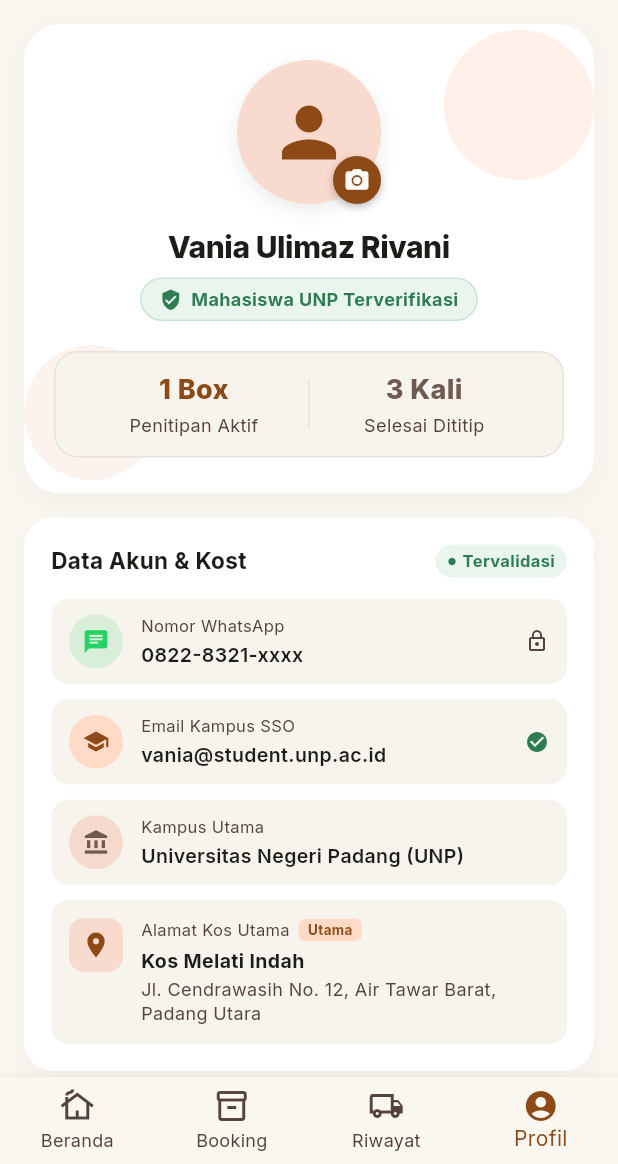
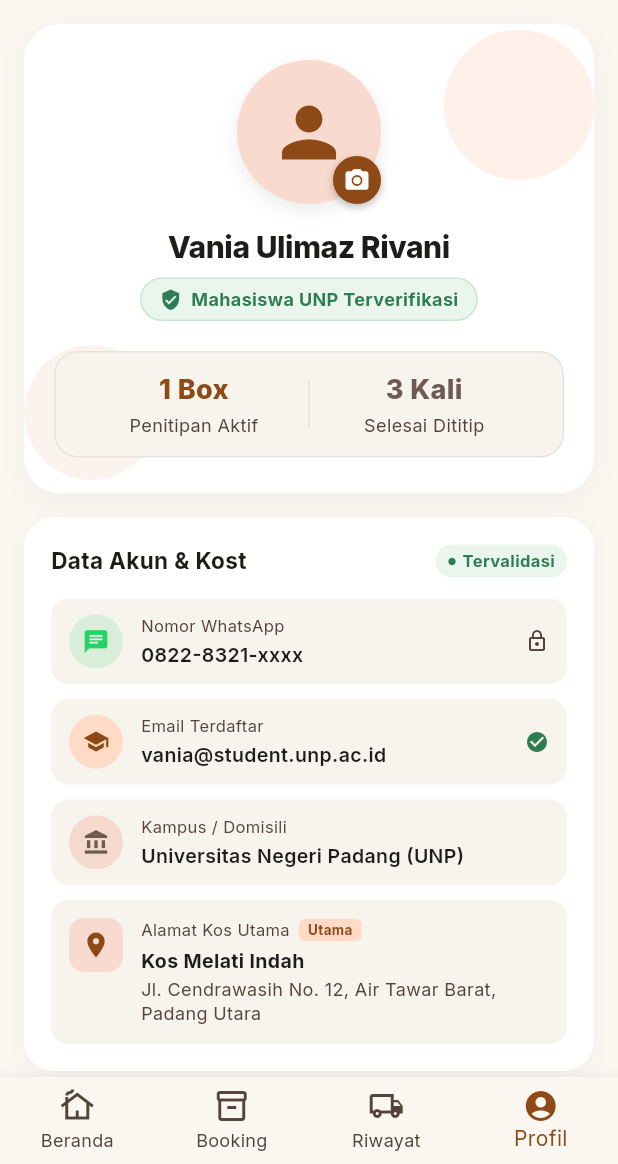
Before and after one commit to VaniaUlimazRivani/kosinaja-flutter, a Flutter app: the ProfileScreen screen opened by its route, on a phone screen of 412 x 824 dp, the part 72-1236 px from its top. Run offline on Flutter 3.47's test engine with Material 3 defaults, Android fonts, the phone set to English and light mode, and no system bars; our stand-ins replace google_fonts; network calls fail.

Commit message:
feat(ui): hubungkan profil dan header beranda dengan data sesi pengguna api

```diff
--- a/lib/screens/profile/profile_screen.dart
+++ b/lib/screens/profile/profile_screen.dart
@@ -1,5 +1,6 @@
 import 'package:flutter/material.dart';
 import 'package:url_launcher/url_launcher.dart';
+import '../../core/services/api_service.dart';
 import '../../core/theme/app_colors.dart';
 
 class ProfileScreen extends StatefulWidget {
@@ -10,6 +11,26 @@ class ProfileScreen extends StatefulWidget {
 }
 
 class _ProfileScreenState extends State<ProfileScreen> {
+  Map<String, dynamic>? _stats;
+
+  @override
+  void initState() {
+    super.initState();
+    _loadProfileStats();
+  }
+
+  Future<void> _loadProfileStats() async {
+    if (ApiService.currentUser == null) return;
+    final res = await ApiService.getProfile();
+    if (mounted) {
+      setState(() {
+        if (res['success'] == true) {
+          _stats = res['stats'];
+        }
+      });
+    }
+  }
+
   // Contact WhatsApp launcher helper
   Future<void> _openWhatsAppSupport() async {
     final uri = Uri.parse('https://wa.me/6282283217789?text=Halo%20Admin%20KosinAja%2C%20saya%20butuh%20bantuan%20terkait%20akun%20mahasiswa%20saya.');
@@ -523,6 +544,7 @@ class _ProfileScreenState extends State<ProfileScreen> {
                         height: 46,
                         child: ElevatedButton(
                           onPressed: () {
+                            ApiService.logout();
                             Navigator.pop(context);
                             Navigator.pushNamedAndRemoveUntil(
                               context,
@@ -753,9 +775,9 @@ class _ProfileScreenState extends State<ProfileScreen> {
                         const SizedBox(height: 14),
 
                         // User Name
-                        const Text(
-                          'Vania Ulimaz Rivani',
-                          style: TextStyle(
+                        Text(
+                          ApiService.currentUser?.nama ?? 'Vania Ulimaz Rivani',
+                          style: const TextStyle(
                             fontSize: 20,
                             fontWeight: FontWeight.w800,
                             color: AppColors.text,
@@ -773,18 +795,20 @@ class _ProfileScreenState extends State<ProfileScreen> {
                             borderRadius: BorderRadius.circular(20),
                             border: Border.all(color: const Color(0xFFC8E6D2)),
                           ),
-                          child: const Row(
+                          child: Row(
                             mainAxisSize: MainAxisSize.min,
                             children: [
-                              Icon(
+                              const Icon(
                                 Icons.verified_user,
                                 color: Color(0xFF2E7D52),
                                 size: 15,
                               ),
-                              SizedBox(width: 6),
+                              const SizedBox(width: 6),
                               Text(
-                                'Mahasiswa UNP Terverifikasi',
-                                style: TextStyle(
+                                ApiService.currentUser?.alamat?.isNotEmpty == true
+                                    ? ApiService.currentUser!.alamat!
+                                    : 'Mahasiswa UNP Terverifikasi',
+                                style: const TextStyle(
                                   fontSize: 12,
                                   fontWeight: FontWeight.bold,
                                   color: Color(0xFF2E7D52),
@@ -806,19 +830,19 @@ class _ProfileScreenState extends State<ProfileScreen> {
                           ),
                           child: Row(
                             children: [
-                              const Expanded(
+                              Expanded(
                                 child: Column(
                                   children: [
                                     Text(
-                                      '1 Box',
-                                      style: TextStyle(
+                                      '${_stats?['activeBookings'] ?? 1} Box',
+                                      style: const TextStyle(
                                         fontSize: 18,
                                         fontWeight: FontWeight.w800,
                                         color: AppColors.primary,
                                       ),
                                     ),
-                                    SizedBox(height: 2),
-                                    Text(
+                                    const SizedBox(height: 2),
+                                    const Text(
                                       'Penitipan Aktif',
                                       style: TextStyle(
                                         fontSize: 12,
@@ -833,19 +857,19 @@ class _ProfileScreenState extends State<ProfileScreen> {
                                 width: 1,
                                 color: AppColors.border,
                               ),
-                              const Expanded(
+                              Expanded(
                                 child: Column(
                                   children: [
                                     Text(
-                                      '3 Kali',
-                                      style: TextStyle(
+                                      '${_stats?['completedBookings'] ?? 3} Kali',
+                                      style: const TextStyle(
                                         fontSize: 18,
                                         fontWeight: FontWeight.w800,
                                         color: AppColors.secondary,
                                       ),
                                     ),
-                                    SizedBox(height: 2),
-                                    Text(
+                                    const SizedBox(height: 2),
+                                    const Text(
                                       'Selesai Dititip',
                                       style: TextStyle(
                                         fontSize: 12,
@@ -927,7 +951,9 @@ class _ProfileScreenState extends State<ProfileScreen> {
                       iconBg: const Color(0xFF25D366).withOpacity(0.15),
                       iconColor: const Color(0xFF25D366),
                       label: 'Nomor WhatsApp',
-                      value: '0822-8321-xxxx',
+                      value: ApiService.currentUser?.noWa.isNotEmpty == true
+                          ? ApiService.currentUser!.noWa
+                          : '0822-8321-xxxx',
                       trailing: const Icon(Icons.lock_outline, size: 16, color: AppColors.textSecondary),
                     ),
 
@@ -938,8 +964,10 @@ class _ProfileScreenState extends State<ProfileScreen> {
                       icon: Icons.school,
                       iconBg: AppColors.primaryFixed,
                       iconColor: AppColors.primary,
-                      label: 'Email Kampus SSO',
-                      value: 'vania@student.unp.ac.id',
+                      label: 'Email Terdaftar',
+                      value: ApiService.currentUser?.email.isNotEmpty == true
+                          ? ApiService.currentUser!.email
+                          : 'vania@student.unp.ac.id',
                       trailing: const Icon(Icons.check_circle, size: 16, color: Color(0xFF2E7D52)),
                     ),
 
@@ -950,8 +978,10 @@ class _ProfileScreenState extends State<ProfileScreen> {
                       icon: Icons.account_balance,
                       iconBg: AppColors.secondaryContainer,
                       iconColor: AppColors.secondary,
-                      label: 'Kampus Utama',
-                      value: 'Universitas Negeri Padang (UNP)',
+                      label: 'Kampus / Domisili',
+                      value: ApiService.currentUser?.alamat?.isNotEmpty == true
+                          ? ApiService.currentUser!.alamat!
+                          : 'Universitas Negeri Padang (UNP)',
                     ),
 
                     const SizedBox(height: 10),
```
Also changed, not shown: lib/screens/home/home_screen.dart (+15 -7 lines).
